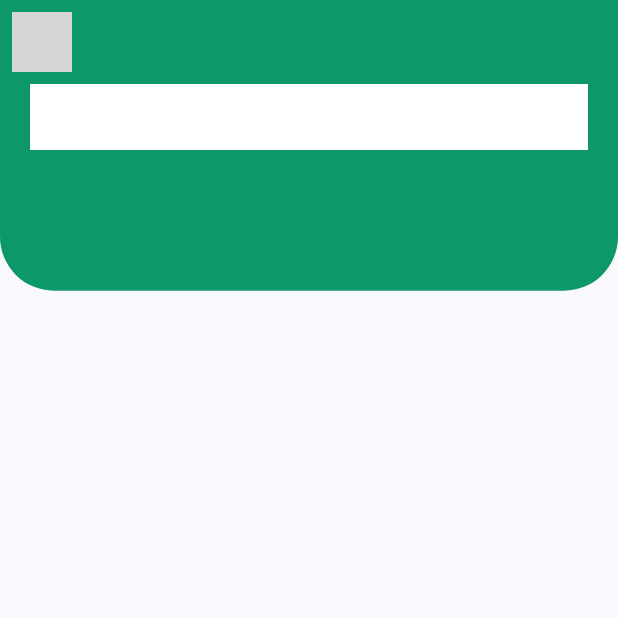
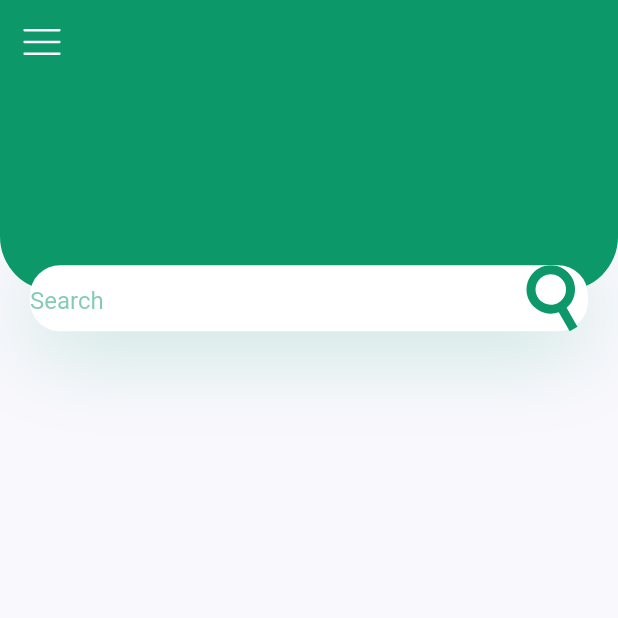
Before and after one commit to Soe-Htun/plant_app-first-, a Flutter app: the screen it shows after launch, on a phone screen of 412 x 824 dp, the top half of it. Run offline on Flutter 3.47's test engine with Material 2 defaults, Android fonts, the phone set to English and light mode, and no system bars; our stand-ins replace flutter_svg; grey boxes are pictures that could not be loaded.

Commit message:
add text field

```diff
--- a/lib/screens/home/components/body.dart
+++ b/lib/screens/home/components/body.dart
@@ -1,5 +1,6 @@
 import 'package:first/constants.dart';
 import 'package:flutter/material.dart';
+import 'package:flutter_svg/flutter_svg.dart';
 
  class Body extends StatelessWidget {
    @override
@@ -23,11 +24,36 @@ import 'package:flutter/material.dart';
                   )),
                ),
                Positioned(
+                 bottom: 0,
+                 left: 0,
+                 right: 0,
                  child: Container(
+                   alignment: Alignment.center,
+
                    margin: EdgeInsets.symmetric(horizontal: kDefaultPadding),
                    height: 44,
                    decoration:  BoxDecoration(
-                     color: Colors.white
+                     color: Colors.white,
+                     borderRadius: BorderRadius.circular(20),
+                     boxShadow:  [
+                       BoxShadow(
+                         offset: Offset(0,10),
+                         blurRadius: 50,
+                         color: kPrimaryColor.withOpacity(0.23),
+                       )
+                     ]
+                    ),
+                    child: TextField(
+                      decoration: InputDecoration(
+                        hintText: "Search",
+                        hintStyle: TextStyle(
+                          color: kPrimaryColor.withOpacity(0.5),
+                        ),
+                        enabledBorder: InputBorder.none,
+                        focusedBorder: InputBorder.none,
+                        suffixIcon:
+                          SvgPicture.asset("graphics/icons/search.svg", color: kPrimaryColor, width: 25,)
+                      ),
                     ),
                  ) )
              ],),
--- a/lib/screens/home/components/home_screen.dart
+++ b/lib/screens/home/components/home_screen.dart
@@ -1,3 +1,4 @@
+import 'package:first/constants.dart';
 import 'package:first/screens/home/components/body.dart';
 import 'package:flutter/material.dart';
 import 'package:flutter_svg/flutter_svg.dart';
@@ -18,7 +19,7 @@ class HomeScreen extends StatelessWidget{
     return AppBar(
       elevation: 0,
       leading: IconButton(
-        icon: SvgPicture.asset('graphics\icons\menu.svg') ,
+        icon: SvgPicture.asset('graphics/icons/menurepo.svg', color: Colors.white, width: 25,) ,
         onPressed: () {},
 
       ),
```
Also changed, not shown: graphics/icons/menurepo.svg (added), graphics/icons/search.svg (added).
